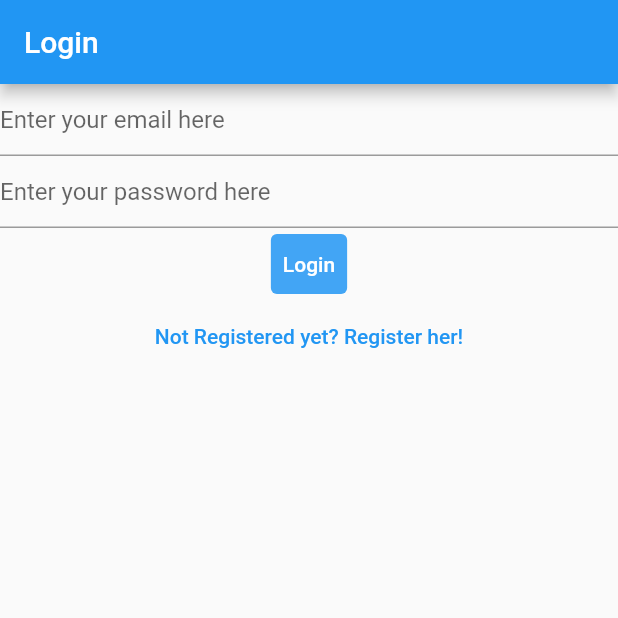
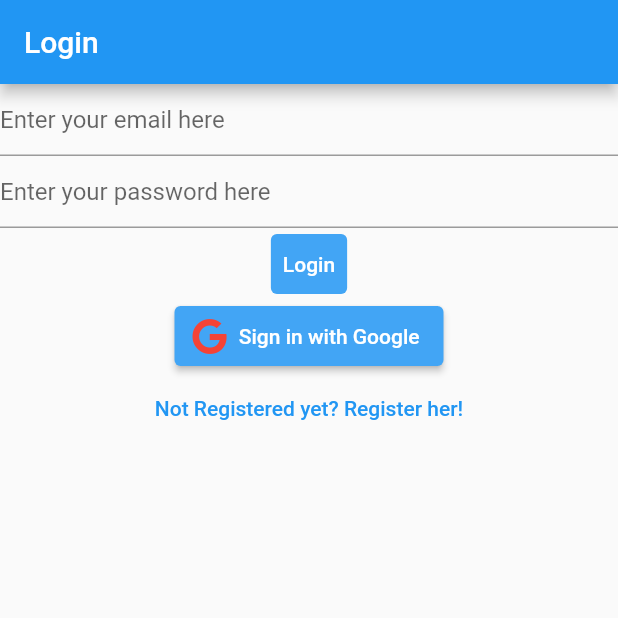
Before and after one commit to Gideon-Daniels/flutter-mynotes, a Flutter app: the screen it shows after launch, on a phone screen of 412 x 824 dp, the top half of it. Run offline on Flutter 3.47's test engine with Material 2 defaults, Android fonts, the phone set to English and light mode, and no system bars; our stand-ins replace cloud_firestore, firebase_auth, firebase_core, font_awesome_flutter, google_sign_in, share_plus; accounts and stored records are empty.

```diff
--- /dev/null
+++ b/lib/api/google_signin_api.dart
@@ -0,0 +1,10 @@
+import 'package:google_sign_in/google_sign_in.dart';
+
+class GoogleSignInApi {
+  static const _clientIDWeb =
+      "435719764446-voe8sc4rrvs8rd60mksk5j93t69ogrq3.apps.googleusercontent.com";
+
+  static final _googleSignIn = GoogleSignIn(clientId: _clientIDWeb);
+
+  static Future<GoogleSignInAccount?> login() => _googleSignIn.signIn();
+}
--- a/lib/views/login_view.dart
+++ b/lib/views/login_view.dart
@@ -1,4 +1,6 @@
 import 'package:flutter/material.dart';
+import 'package:font_awesome_flutter/font_awesome_flutter.dart';
+import 'package:mynotes/api/google_signin_api.dart';
 
 import 'package:mynotes/constants/routes.dart';
 import 'package:mynotes/services/auth/auth_exceptions.dart';
@@ -107,6 +109,19 @@ class _LoginViewState extends State<LoginView> {
             },
             child: const Text('Login'),
           ),
+          ElevatedButton.icon(
+            style: ElevatedButton.styleFrom(
+              primary: Colors.blue[400],
+              onPrimary: Colors.white,
+              minimumSize: const Size(40, 40),
+            ),
+            onPressed: signIn,
+            icon: const FaIcon(
+              FontAwesomeIcons.google,
+              color: Colors.red,
+            ),
+            label: const Text('Sign in with Google'),
+          ),
           TextButton(
             onPressed: () {
               Navigator.of(context).pushNamedAndRemoveUntil(
@@ -120,4 +135,18 @@ class _LoginViewState extends State<LoginView> {
       ),
     );
   }
+
+  Future signIn() async {
+    final user = await GoogleSignInApi.login();
+
+    if (user == null) {
+      ScaffoldMessenger.of(context).showSnackBar(
+        const SnackBar(
+          content: Text('Sign In Failed'),
+        ),
+      );
+    } else {
+      print(user);
+    }
+  }
 }
```
Also changed, not shown: 1 other file.
